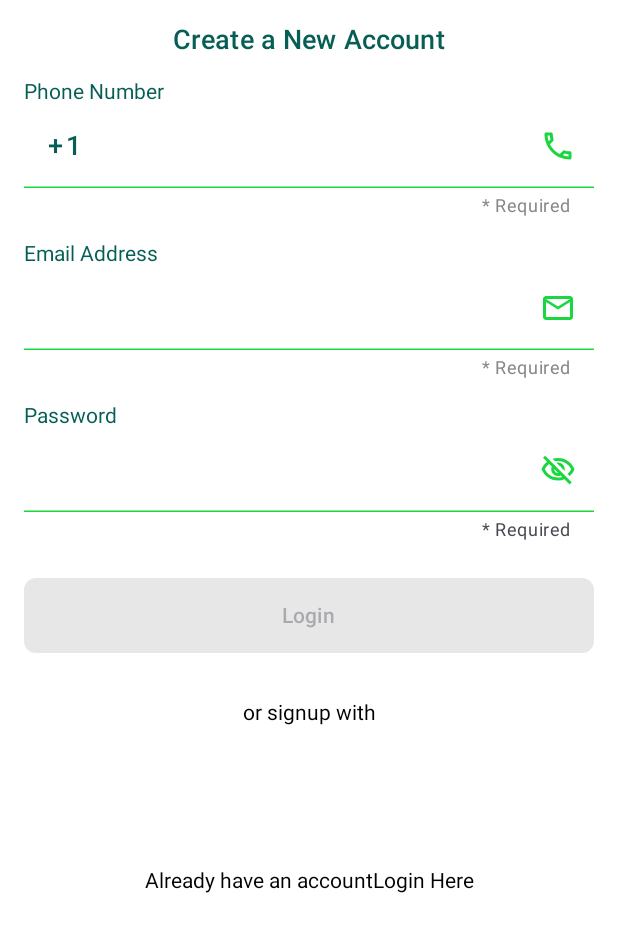
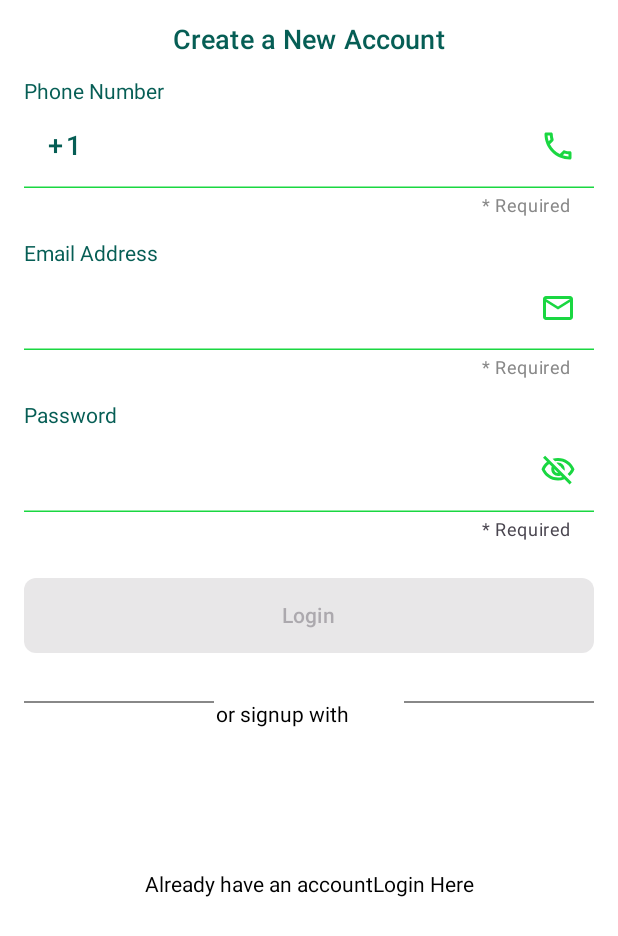
Before and after one commit to noliw/WhatsAppSideproject, an Android app built with Jetpack Compose: the @Preview function BottomFormPreview, on a phone screen of 412 x 824 dp. Shown: the top 936 px of the screen. Run offline under Robolectric (Android 15) with nearby library versions, the phone set to English and light mode, and no system bars.

Commit message:
Messing with or signup with text

```diff
--- a/app/src/main/java/com/example/whatsappsideproject/LoginScreen.kt
+++ b/app/src/main/java/com/example/whatsappsideproject/LoginScreen.kt
@@ -53,6 +53,7 @@ import androidx.compose.ui.unit.dp
 import androidx.compose.ui.unit.sp
 import com.example.whatsappsideproject.ui.theme.textColor
 import com.example.whatsappsideproject.ui.theme.whatsApp
+import com.example.whatsappsideproject.ui.theme.whatsAppGray
 import kotlin.math.min
 
 
@@ -287,7 +288,9 @@ fun BottomForm(
             Spacer(modifier = Modifier.height(24.dp))
 
             Button(
-                modifier = Modifier.fillMaxWidth().height(50.dp),
+                modifier = Modifier
+                    .fillMaxWidth()
+                    .height(50.dp),
                 shape = MaterialTheme.shapes.small,
                 colors = androidx.compose.material3.ButtonDefaults.buttonColors(whatsApp),
                 enabled = password.isNotEmpty() && password.length >= 8,
@@ -300,7 +303,30 @@ fun BottomForm(
 
             Spacer(modifier = Modifier.height(32.dp))
 
-            Text(text = "or signup with")
+            Row {
+                Box( modifier = Modifier
+                    .weight(1f)
+                    .height(1.dp)
+                    .background(whatsAppGray),
+
+                )
+                Box(
+                    modifier = Modifier
+                        .weight(1f)
+                        .padding(1.dp)
+                ) {
+                    Text(
+                        modifier = Modifier.fillMaxWidth(),
+                        text = "or signup with")
+                }
+                Box(modifier = Modifier
+                    .weight(1f)
+                    .height(1.dp)
+                    .background(whatsAppGray)
+                )
+            }
+
+
 
             Spacer(modifier = Modifier.height(64.dp))
 
--- a/app/src/main/java/com/example/whatsappsideproject/ui/theme/Color.kt
+++ b/app/src/main/java/com/example/whatsappsideproject/ui/theme/Color.kt
@@ -11,3 +11,4 @@ val PurpleGrey40 = Color(0xFF625b71)
 val Pink40 = Color(0xFF7D5260)
 val textColor = Color(0xFF065E55)
 val whatsApp = Color(0xFF1AD741)
+val whatsAppGray = Color(0xFF888888)
```
